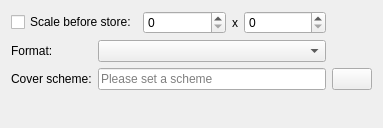
Above: dialogs/profiledatacoverwidgetUI.ui from KDE/audex before the change. Below: the same form after it.
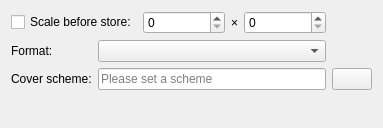
That is the form after the change. Custom widgets are drawn as their Qt base class.

What changed in the file:
```diff
--- a/dialogs/profiledatacoverwidgetUI.ui
+++ b/dialogs/profiledatacoverwidgetUI.ui
@@ -46,7 +46,7 @@
       </sizepolicy>
      </property>
      <property name="text">
-      <string>x</string>
+      <string extracomment="multiplication sign between two spinboxes">×</string>
      </property>
     </widget>
    </item>
```
Left out of the diff: 2 changed lines with no effect on the pictures.
